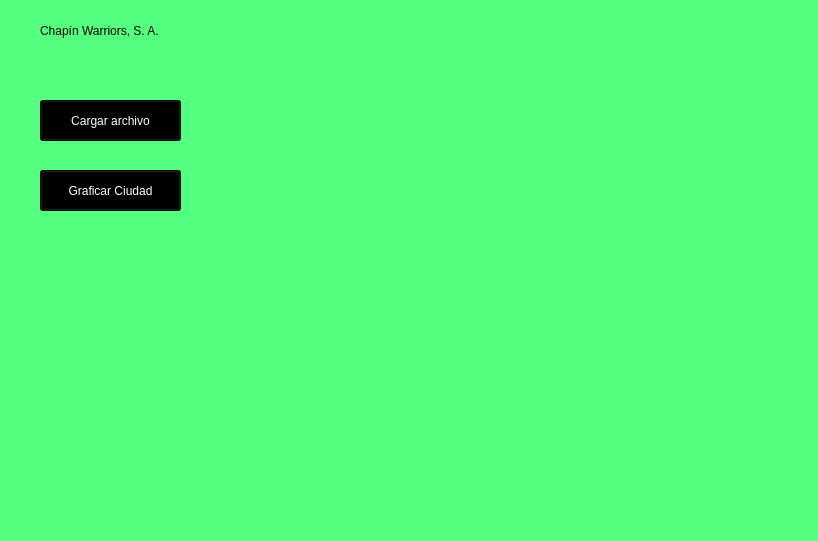
NatalyDuarte/IPC2_Proyecto2_202001570, file principal.ui: the form before one commit.
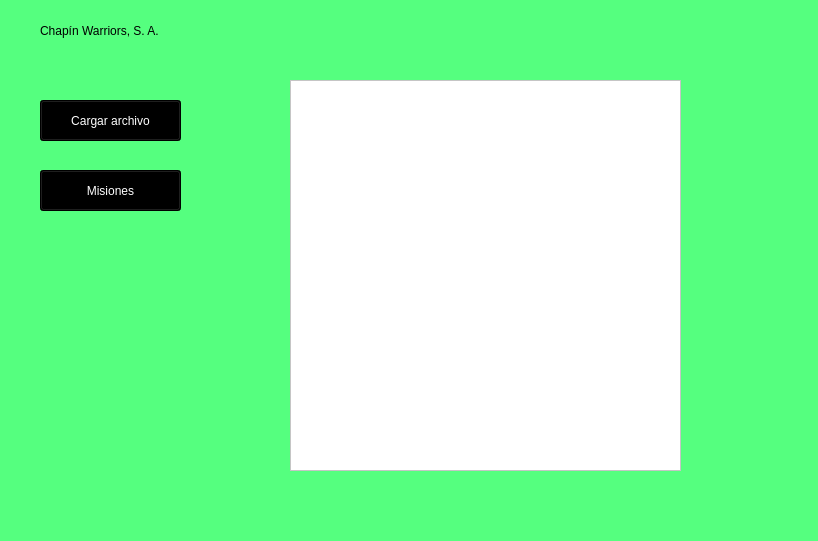
The form after the commit.

What changed in the file:
```diff
--- a/principal.ui
+++ b/principal.ui
@@ -66,7 +66,20 @@
 background-color: rgb(0, 0, 0);</string>
     </property>
     <property name="text">
-     <string>Graficar Ciudad</string>
+     <string>Misiones</string>
+    </property>
+   </widget>
+   <widget class="QPlainTextEdit" name="plainTextEdit">
+    <property name="geometry">
+     <rect>
+      <x>290</x>
+      <y>80</y>
+      <width>391</width>
+      <height>391</height>
+     </rect>
+    </property>
+    <property name="styleSheet">
+     <string notr="true">background-color: rgb(255, 255, 255);</string>
     </property>
    </widget>
   </widget>
```
